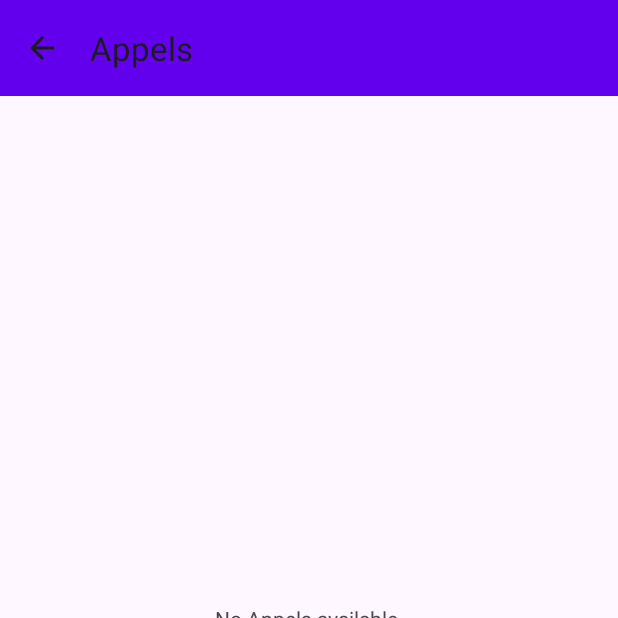
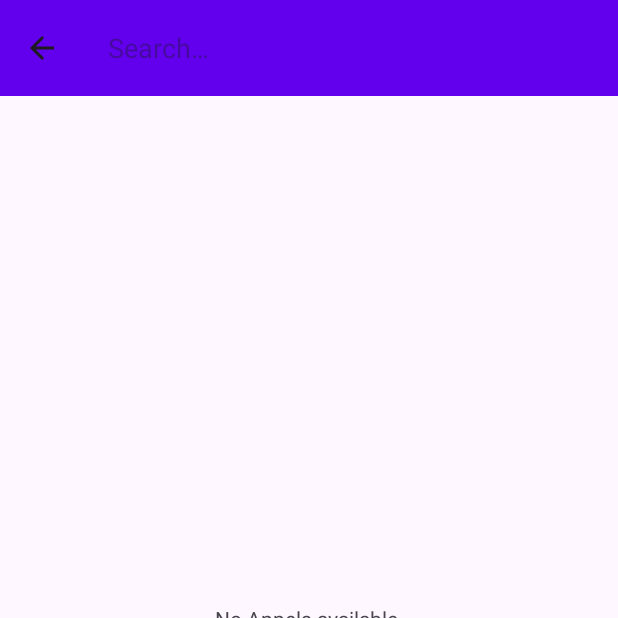
Before and after one commit to PavelDelhomme/kotlin_Jobber, an Android app built with Jetpack Compose: the fragment FragmentCalendrier placed in its activity, in the side drawer, after a tap on "Appels", on a phone screen of 412 x 824 dp, the top half of it. Run offline under Robolectric (Android 15) with nearby library versions, the phone set to English and light mode, and no system bars.

Commit message:
Ajout d'une fonctionnalité de recherche fonctionnelle mais très lente

```diff
--- a/app/src/main/AndroidManifest.xml
+++ b/app/src/main/AndroidManifest.xml
@@ -16,6 +16,9 @@
         android:supportsRtl="true"
         android:theme="@style/Theme.Jobber"
         tools:targetApi="31">
+        <activity
+            android:name=".Calendrier.DetailsEvenementActivity"
+            android:exported="false" />
         <activity
             android:name=".Candidature.StateChangeActivity"
             android:exported="false"
--- a/app/src/main/java/com/delhomme/jobber/Calendrier/FragmentCalendrier.kt
+++ b/app/src/main/java/com/delhomme/jobber/Calendrier/FragmentCalendrier.kt
@@ -1,7 +1,6 @@
 package com.delhomme.jobber.Calendrier
 
 import android.os.Bundle
-import android.util.Log
 import android.view.LayoutInflater
 import android.view.View
 import android.view.ViewGroup
@@ -59,18 +58,11 @@ class FragmentCalendrier : Fragment() {
         currentDayTextView.text = dateFormat.format(currentDate.time)
     }
     private fun setupDayView() {
-        Log.d("FragmentCalendrier", "Tous les évènement : ${DataRepository(requireContext()).getEvents().size}")
-        Log.d("FragmentCalendrier", "Tous les évènement : ${DataRepository(requireContext()).getEvents()}")
         val events = DataRepository(requireContext()).getEventsOn(currentDate.time)
-        Log.d("FragmentCalendrier", "Nombre d'événements récupérés : ${events.size}")
-        events.forEach { event ->
-            Log.d("FragmentCalendrier", "Événement : ${event.title}, Début : ${event.startTime}, Fin : ${event.endTime}")
-        }
         eventsRecyclerView.layoutManager = LinearLayoutManager(context)
         eventsRecyclerView.adapter = EventsAdapter(events)
         scrollToNearestEvent(events)
     }
-
 
     private fun scrollToNearestEvent(events: List<Evenement>) {
         val nearestIndex = findNearestEventIndex(events)
@@ -83,4 +75,5 @@ class FragmentCalendrier : Fragment() {
         val now = System.currentTimeMillis()
         return events.indexOfFirst { it.startTime > now }
     }
+
 }
--- a/app/src/main/java/com/delhomme/jobber/MainActivity.kt
+++ b/app/src/main/java/com/delhomme/jobber/MainActivity.kt
@@ -7,11 +7,11 @@ import android.content.Context
 import android.content.Intent
 import android.content.pm.PackageManager
 import android.os.Bundle
-import android.util.Log
+import android.view.Menu
 import android.view.MenuItem
 import android.view.View
-import android.widget.Button
 import android.widget.PopupMenu
+import androidx.appcompat.widget.SearchView
 import androidx.appcompat.app.ActionBarDrawerToggle
 import androidx.appcompat.app.AppCompatActivity
 import androidx.appcompat.widget.Toolbar
@@ -32,6 +32,7 @@ import com.delhomme.jobber.Entretien.FragmentEntretiens
 import com.delhomme.jobber.Notification.FragmentNotifications
 import com.delhomme.jobber.Notification.NotificationReceiver
 import com.delhomme.jobber.Relance.FragmentRelances
+import com.delhomme.jobber.Search.SearchResultsFragment
 import com.google.android.material.floatingactionbutton.FloatingActionButton
 import com.google.android.material.navigation.NavigationView
 import java.util.Calendar
@@ -43,10 +44,12 @@ class MainActivity : AppCompatActivity(), NavigationView.OnNavigationItemSelecte
     private lateinit var drawerLayout: DrawerLayout
     private lateinit var navView: NavigationView
     private lateinit var toggle: ActionBarDrawerToggle
+    private lateinit var dataRepository: DataRepository
 
     override fun onCreate(savedInstanceState: Bundle?) {
         super.onCreate(savedInstanceState)
         setContentView(R.layout.activity_main)
+        dataRepository = DataRepository(this)
 
         if (ContextCompat.checkSelfPermission(this, Manifest.permission.POST_NOTIFICATIONS) != PackageManager.PERMISSION_GRANTED) {
             ActivityCompat.requestPermissions(this, arrayOf(Manifest.permission.POST_NOTIFICATIONS), REQUEST_NOTIFICATION_PERMISSION)
@@ -81,11 +84,6 @@ class MainActivity : AppCompatActivity(), NavigationView.OnNavigationItemSelecte
         fabMenuJobber.setOnClickListener { view ->
             showPopupMenu(view)
         }
-
-        // Bouton pour tester les notifications
-        findViewById<Button>(R.id.btn_test_notification).setOnClickListener {
-            triggerTestNotification()
-        }
     }
 
     private fun showPopupMenu(view: View) {
@@ -113,12 +111,6 @@ class MainActivity : AppCompatActivity(), NavigationView.OnNavigationItemSelecte
             }
         }
         popup.show()
-    }
-
-    private fun triggerTestNotification() {
-        val notificationIntent = Intent(this, NotificationReceiver::class.java)
-        sendBroadcast(notificationIntent)
-        Log.d("MainActivity", "triggerTestNotification : appuyer")
     }
 
     private fun configureNotificationAlarm() {
@@ -194,4 +186,43 @@ class MainActivity : AppCompatActivity(), NavigationView.OnNavigationItemSelecte
         drawerLayout.openDrawer(navView)
         return true
     }
+
+    override fun onCreateOptionsMenu(menu: Menu?): Boolean {
+        menuInflater.inflate(R.menu.menu_main, menu)
+        val searchItem = menu!!.findItem(R.id.action_search)
+        val searchView = searchItem.actionView as SearchView
+
+        searchView.setOnQueryTextListener(object : SearchView.OnQueryTextListener {
+            override fun onQueryTextSubmit(query: String?): Boolean {
+                performSearch(query)
+                return true
+            }
+
+            override fun onQueryTextChange(newText: String?): Boolean {
+                performSearch(newText)
+                return true
+            }
+        })
+        return true
+    }
+
+    private fun performSearch(query: String?) {
+        if (!query.isNullOrEmpty()) {
+            val results = dataRepository.search(query)
+            displayResults(results)
+        } else {
+            displayDefaultState()
+        }
+
+    }
+
+    private fun displayResults(results: List<Any>) {
+        val searchResultsFragment = SearchResultsFragment.newInstance(results)
+        replaceFragment(searchResultsFragment)
+    }
+
+    private fun displayDefaultState() {
+        // Utiliser cette méthode pour afficher l'état par défaut de k'aookucatuib
+        replaceFragment(FragmentDashboard())
+    }
 }
--- /dev/null
+++ b/app/src/main/res/drawable-anydpi/ic_search.xml
@@ -0,0 +1,16 @@
+<vector xmlns:android="http://schemas.android.com/apk/res/android"
+    android:width="24dp"
+    android:height="24dp"
+    android:viewportWidth="24"
+    android:viewportHeight="24"
+    android:tint="#333333"
+    android:alpha="0.6">
+  <group android:scaleX="1.3333334"
+      android:scaleY="1.3333334"
+      android:translateX="-4"
+      android:translateY="-4">
+    <path
+        android:fillColor="@android:color/white"
+        android:pathData="M15.5,14h-0.79l-0.28,-0.27C15.41,12.59 16,11.11 16,9.5 16,5.91 13.09,3 9.5,3S3,5.91 3,9.5 5.91,16 9.5,16c1.61,0 3.09,-0.59 4.23,-1.57l0.27,0.28v0.79l5,4.99L20.49,19l-4.99,-5zM9.5,14C7.01,14 5,11.99 5,9.5S7.01,5 9.5,5 14,7.01 14,9.5 11.99,14 9.5,14z"/>
+  </group>
+</vector>
--- a/app/src/main/res/layout/activity_main.xml
+++ b/app/src/main/res/layout/activity_main.xml
@@ -24,13 +24,6 @@
             android:layout_width="match_parent"
             android:layout_height="match_parent" />
 
-        <Button
-            android:id="@+id/btn_test_notification"
-            android:layout_width="wrap_content"
-            android:layout_height="wrap_content"
-            android:text="Test Notification"
-            android:layout_gravity="center"/>
-
         <!-- Floating Action Button -->
         <com.google.android.material.floatingactionbutton.FloatingActionButton
             android:id="@+id/fabMenuJobber"
--- /dev/null
+++ b/app/src/main/res/menu/menu_main.xml
@@ -0,0 +1,11 @@
+<?xml version="1.0" encoding="utf-8"?>
+<menu xmlns:android="http://schemas.android.com/apk/res/android"
+    xmlns:app="http://schemas.android.com/apk/res-auto">
+
+    <item
+        android:id="@+id/action_search"
+        android:title="@string/search"
+        android:icon="@drawable/ic_search"
+        app:showAsAction="ifRoom|collapseActionView"
+        app:actionViewClass="androidx.appcompat.widget.SearchView" />
+</menu>
--- a/app/src/main/res/values/colors.xml
+++ b/app/src/main/res/values/colors.xml
@@ -17,6 +17,7 @@
     <color name="teal_200">#80CBC4</color>
     <color name="white">#FFFFFF</color>
     <color name="purple_700">#6A1B9A</color>
+    <color name="purple_500">#8C23CC</color>
     <color name="purple_200">#CE93D8</color>
     <color name="black">#000000</color>
     <!-- Nouvelles couleurs ajoutées pour plus de diversité -->
--- a/app/src/main/res/values/strings.xml
+++ b/app/src/main/res/values/strings.xml
@@ -155,4 +155,5 @@
     <string name="plateforme_prompt">Plateforme utilisée</string>
     <string name="contact_prompt">Contact de la relance</string>
     <string name="entreprise_prompt">Entreprise de la relance</string>
+    <string name="search">Rechercher\n</string>
 </resources>
```
Also changed, not shown: app/src/main/java/com/delhomme/jobber/Calendrier/DetailsEvenementActivity.kt (added, +12 -0 lines), app/src/main/java/com/delhomme/jobber/DataRepository.kt (+49 -2 lines), app/src/main/java/com/delhomme/jobber/Search/SearchResultsAdapter.kt (added, +166 -0 lines), app/src/main/java/com/delhomme/jobber/Search/SearchResultsFragment.kt (added, +117 -0 lines), app/src/main/res/layout/activity_details_evenement.xml (added, +9 -0 lines), app/src/main/res/layout/fragment_search_results.xml (added, +15 -0 lines), app/src/main/res/values-night/themes.xml (+11 -4 lines), app/src/main/res/drawable-hdpi/ic_search.png (added), app/src/main/res/drawable-mdpi/ic_search.png (added), app/src/main/res/drawable-xhdpi/ic_search.png (added), app/src/main/res/drawable-xxhdpi/ic_search.png (added).
